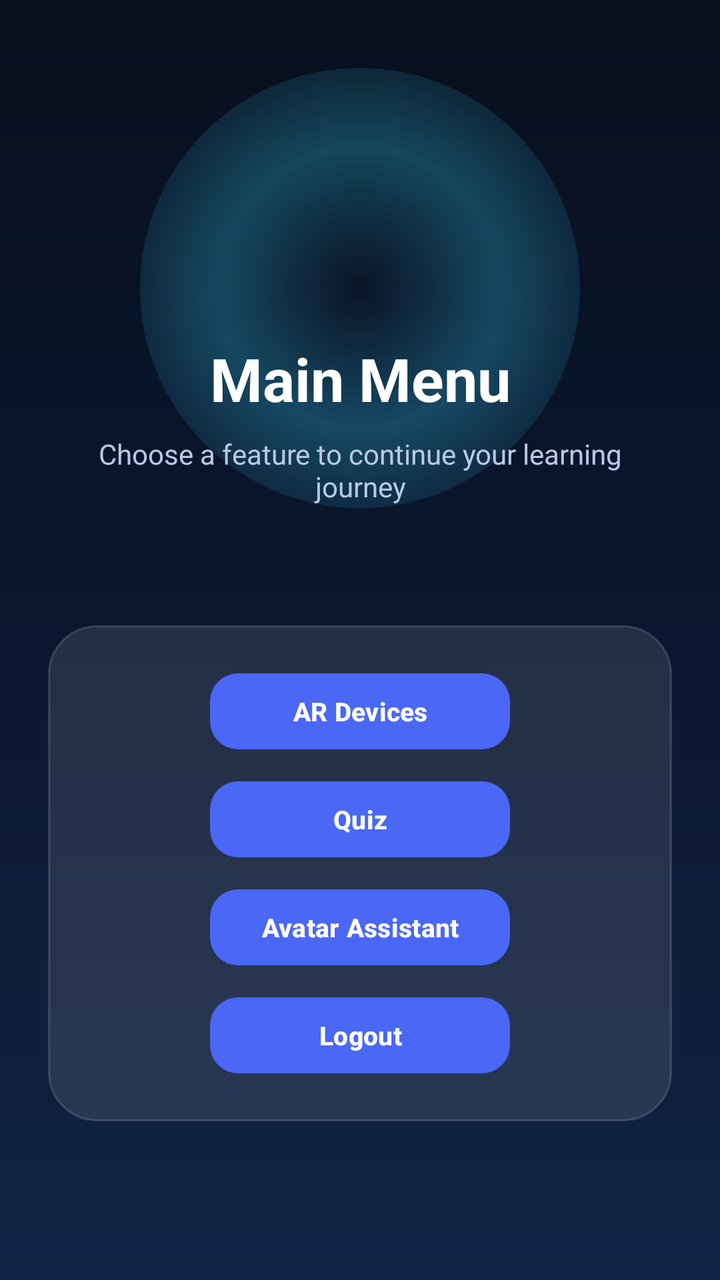
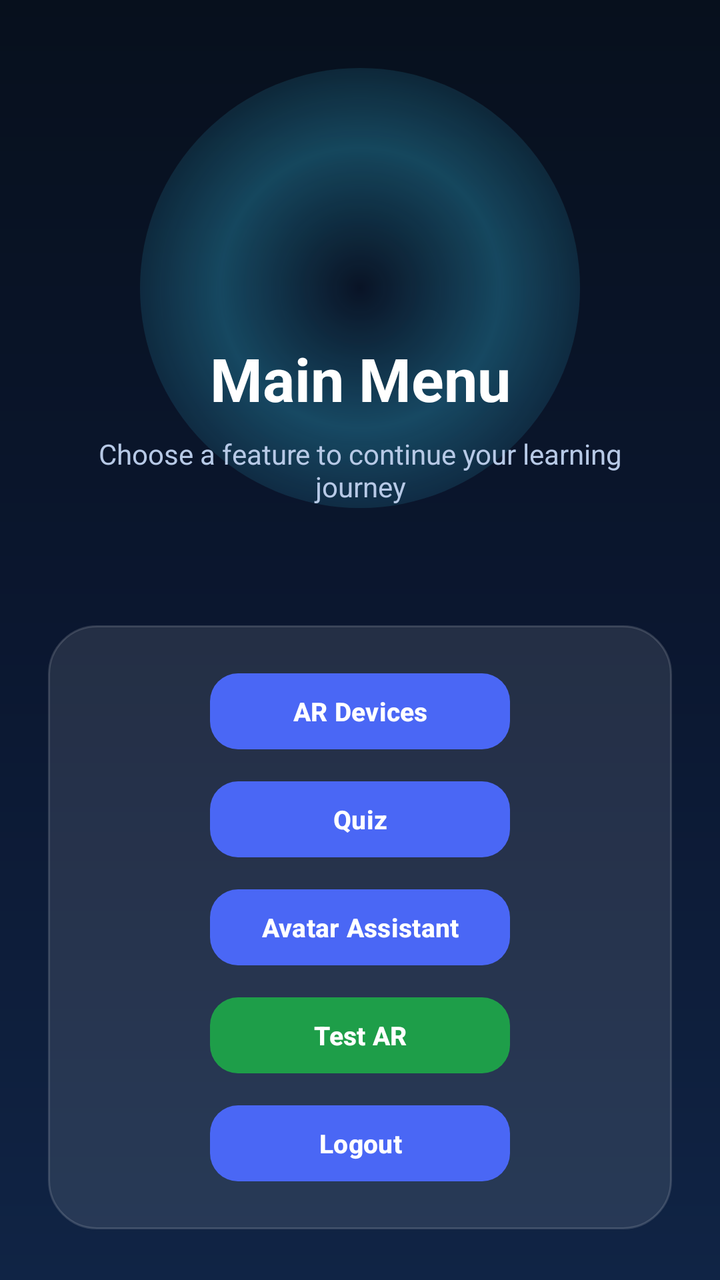

Screens rendered from an Android XML layout before and after an edit, with the pre-edit source and the edit as a unified diff.
<!-- AndroidManifest.xml: application theme Theme.ComputerNetworkDeviceARApp -->
<!-- res/layout/activity_main_menu.xml -->
<?xml version="1.0" encoding="utf-8"?>
<RelativeLayout xmlns:android="http://schemas.android.com/apk/res/android"
    xmlns:app="http://schemas.android.com/apk/res-auto"
    android:layout_width="match_parent"
    android:layout_height="match_parent"
    android:background="@drawable/bg_main_gradient"
    android:padding="24dp">

    
    <View
        android:id="@+id/topGlow"
        android:layout_width="220dp"
        android:layout_height="220dp"
        android:layout_centerHorizontal="true"
        android:layout_marginTop="10dp"
        android:background="@drawable/bg_glow_circle" />

    
    <ImageView
        android:id="@+id/imgMenuIcon"
        android:layout_width="90dp"
        android:layout_height="90dp"
        android:layout_centerHorizontal="true"
        android:layout_marginTop="35dp"
        android:src="@mipmap/ic_launcher"
        android:scaleType="fitCenter" />

    
    <TextView
        android:id="@+id/tvMenuTitle"
        android:layout_width="match_parent"
        android:layout_height="wrap_content"
        android:layout_below="@id/imgMenuIcon"
        android:layout_marginTop="20dp"
        android:text="Main Menu"
        android:textAlignment="center"
        android:textColor="#FFFFFF"
        android:textSize="30sp"
        android:textStyle="bold" />

    
    <TextView
        android:id="@+id/tvSubtitle"
        android:layout_width="match_parent"
        android:layout_height="wrap_content"
        android:layout_below="@id/tvMenuTitle"
        android:layout_marginTop="8dp"
        android:text="Choose a feature to continue your learning journey"
        android:textAlignment="center"
        android:textColor="#B7C9E6"
        android:textSize="14sp"
        android:paddingStart="20dp"
        android:paddingEnd="20dp" />

    
    <LinearLayout
        android:id="@+id/menuCard"
        android:layout_width="match_parent"
        android:layout_height="wrap_content"
        android:layout_below="@id/tvSubtitle"
        android:layout_marginTop="60dp"
        android:background="@drawable/bg_info_card"
        android:gravity="center_horizontal"
        android:orientation="vertical"
        android:padding="20dp">

        <com.google.android.material.button.MaterialButton
            android:id="@+id/btnAR"
            android:layout_width="150dp"
            android:layout_height="46dp"
            android:layout_gravity="center_horizontal"
            android:text="AR Devices"
            android:textAllCaps="false"
            android:textColor="#FFFFFF"
            android:textSize="13sp"
            android:textStyle="bold"
            app:backgroundTint="#4A67F5"
            app:cornerRadius="14dp"
            app:iconGravity="textStart"
            app:iconPadding="6dp"
            app:iconTint="#FFFFFF" />

        <com.google.android.material.button.MaterialButton
            android:id="@+id/btnQuiz"
            android:layout_width="150dp"
            android:layout_height="46dp"
            android:layout_gravity="center_horizontal"
            android:layout_marginTop="8dp"
            android:text="Quiz"
            android:textAllCaps="false"
            android:textColor="#FFFFFF"
            android:textSize="13sp"
            android:textStyle="bold"
            app:backgroundTint="#4A67F5"
            app:cornerRadius="14dp"
            app:iconGravity="textStart"
            app:iconPadding="6dp"
            app:iconTint="#FFFFFF" />

        <com.google.android.material.button.MaterialButton
            android:id="@+id/btnAvatar"
            android:layout_width="150dp"
            android:layout_height="46dp"
            android:layout_gravity="center_horizontal"
            android:layout_marginTop="8dp"
            android:text="Avatar Assistant"
            android:textAllCaps="false"
            android:textColor="#FFFFFF"
            android:textSize="13sp"
            android:textStyle="bold"
            app:backgroundTint="#4A67F5"
            app:cornerRadius="14dp"
            app:iconGravity="textStart"
            app:iconPadding="6dp"
            app:iconTint="#FFFFFF" />

        <com.google.android.material.button.MaterialButton
            android:id="@+id/btnExit"
            android:layout_width="150dp"
            android:layout_height="46dp"
            android:layout_gravity="center_horizontal"
            android:layout_marginTop="8dp"
            android:text="Logout"
            android:textAllCaps="false"
            android:textColor="#FFFFFF"
            android:textSize="13sp"
            android:textStyle="bold"
            app:backgroundTint="#4A67F5"
            app:cornerRadius="14dp"

            app:iconGravity="textStart"
            app:iconPadding="6dp"
            app:iconTint="#FFFFFF" />
    </LinearLayout>

</RelativeLayout>
<!-- resources referenced by this layout -->
<resources>
  <!-- drawable bg_glow_circle (drawable) -->
  <?xml version="1.0" encoding="utf-8"?>
  <shape xmlns:android="http://schemas.android.com/apk/res/android"
      android:shape="oval">
      <gradient
          android:type="radial"
          android:gradientRadius="140dp"
          android:centerColor="#4438D6FF"
          android:endColor="#0038D6FF" />
  </shape>
  <!-- drawable bg_info_card (drawable) -->
  <?xml version="1.0" encoding="utf-8"?>
  <shape xmlns:android="http://schemas.android.com/apk/res/android">
      <solid android:color="#1AFFFFFF" />
      <corners android:radius="24dp" />
      <stroke
          android:width="1dp"
          android:color="#26FFFFFF" />
  </shape>
  <!-- drawable bg_main_gradient (drawable) -->
  <?xml version="1.0" encoding="utf-8"?>
  <shape xmlns:android="http://schemas.android.com/apk/res/android">
      <gradient
          android:angle="270"
          android:startColor="#07101D"
          android:centerColor="#0B1730"
          android:endColor="#102445" />
  </shape>
  <!-- mipmap ic_launcher (mipmap-anydpi-v26) -->
  <?xml version="1.0" encoding="utf-8"?>
  <adaptive-icon xmlns:android="http://schemas.android.com/apk/res/android">
      <background android:drawable="@drawable/ic_launcher_background"/>
      <foreground android:drawable="@mipmap/ic_launcher_foreground"/>
      <monochrome android:drawable="@mipmap/ic_launcher_foreground"/>
  </adaptive-icon>
  <style name="Theme.ComputerNetworkDeviceARApp" parent="Base.Theme.ComputerNetworkDeviceARApp" />
  <!-- drawable ic_launcher_background: vector/xml drawable (drawable, 4866 chars, omitted) -->
  <style name="Base.Theme.ComputerNetworkDeviceARApp" parent="Theme.Material3.DayNight.NoActionBar">
          
          
      </style>
</resources>

<!-- the commit's change to res/layout/activity_main_menu.xml (unified diff, before → after) -->
@@ -6,7 +6,6 @@
     android:background="@drawable/bg_main_gradient"
     android:padding="24dp">
 
-    
     <View
         android:id="@+id/topGlow"
         android:layout_width="220dp"
@@ -15,7 +14,6 @@
         android:layout_marginTop="10dp"
         android:background="@drawable/bg_glow_circle" />
 
-    
     <ImageView
         android:id="@+id/imgMenuIcon"
         android:layout_width="90dp"
@@ -25,7 +23,6 @@
         android:src="@mipmap/ic_launcher"
         android:scaleType="fitCenter" />
 
-    
     <TextView
         android:id="@+id/tvMenuTitle"
         android:layout_width="match_parent"
@@ -38,7 +35,6 @@
         android:textSize="30sp"
         android:textStyle="bold" />
 
-    
     <TextView
         android:id="@+id/tvSubtitle"
         android:layout_width="match_parent"
@@ -52,7 +48,6 @@
         android:paddingStart="20dp"
         android:paddingEnd="20dp" />
 
-    
     <LinearLayout
         android:id="@+id/menuCard"
         android:layout_width="match_parent"
@@ -75,10 +70,7 @@
             android:textSize="13sp"
             android:textStyle="bold"
             app:backgroundTint="#4A67F5"
-            app:cornerRadius="14dp"
-            app:iconGravity="textStart"
-            app:iconPadding="6dp"
-            app:iconTint="#FFFFFF" />
+            app:cornerRadius="14dp" />
 
         <com.google.android.material.button.MaterialButton
             android:id="@+id/btnQuiz"
@@ -92,10 +84,7 @@
             android:textSize="13sp"
             android:textStyle="bold"
             app:backgroundTint="#4A67F5"
-            app:cornerRadius="14dp"
-            app:iconGravity="textStart"
-            app:iconPadding="6dp"
-            app:iconTint="#FFFFFF" />
+            app:cornerRadius="14dp" />
 
         <com.google.android.material.button.MaterialButton
             android:id="@+id/btnAvatar"
@@ -109,10 +98,22 @@
             android:textSize="13sp"
             android:textStyle="bold"
             app:backgroundTint="#4A67F5"
-            app:cornerRadius="14dp"
-            app:iconGravity="textStart"
-            app:iconPadding="6dp"
-            app:iconTint="#FFFFFF" />
+            app:cornerRadius="14dp" />
+
+        
+        <com.google.android.material.button.MaterialButton
+            android:id="@+id/btnTestAR"
+            android:layout_width="150dp"
+            android:layout_height="46dp"
+            android:layout_gravity="center_horizontal"
+            android:layout_marginTop="8dp"
+            android:text="Test AR"
+            android:textAllCaps="false"
+            android:textColor="#FFFFFF"
+            android:textSize="13sp"
+            android:textStyle="bold"
+            app:backgroundTint="#1E9E49"
+            app:cornerRadius="14dp" />
 
         <com.google.android.material.button.MaterialButton
             android:id="@+id/btnExit"
@@ -126,11 +127,8 @@
             android:textSize="13sp"
             android:textStyle="bold"
             app:backgroundTint="#4A67F5"
-            app:cornerRadius="14dp"
+            app:cornerRadius="14dp" />
 
-            app:iconGravity="textStart"
-            app:iconPadding="6dp"
-            app:iconTint="#FFFFFF" />
     </LinearLayout>
 
 </RelativeLayout>
